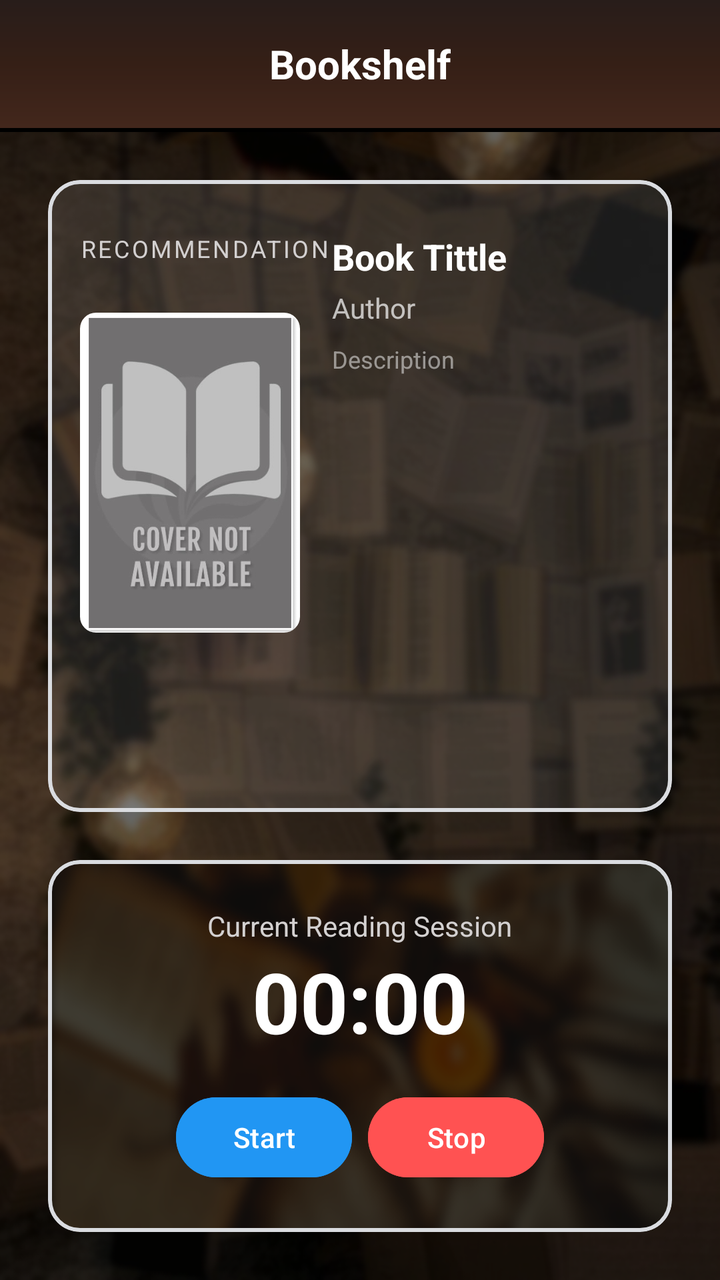
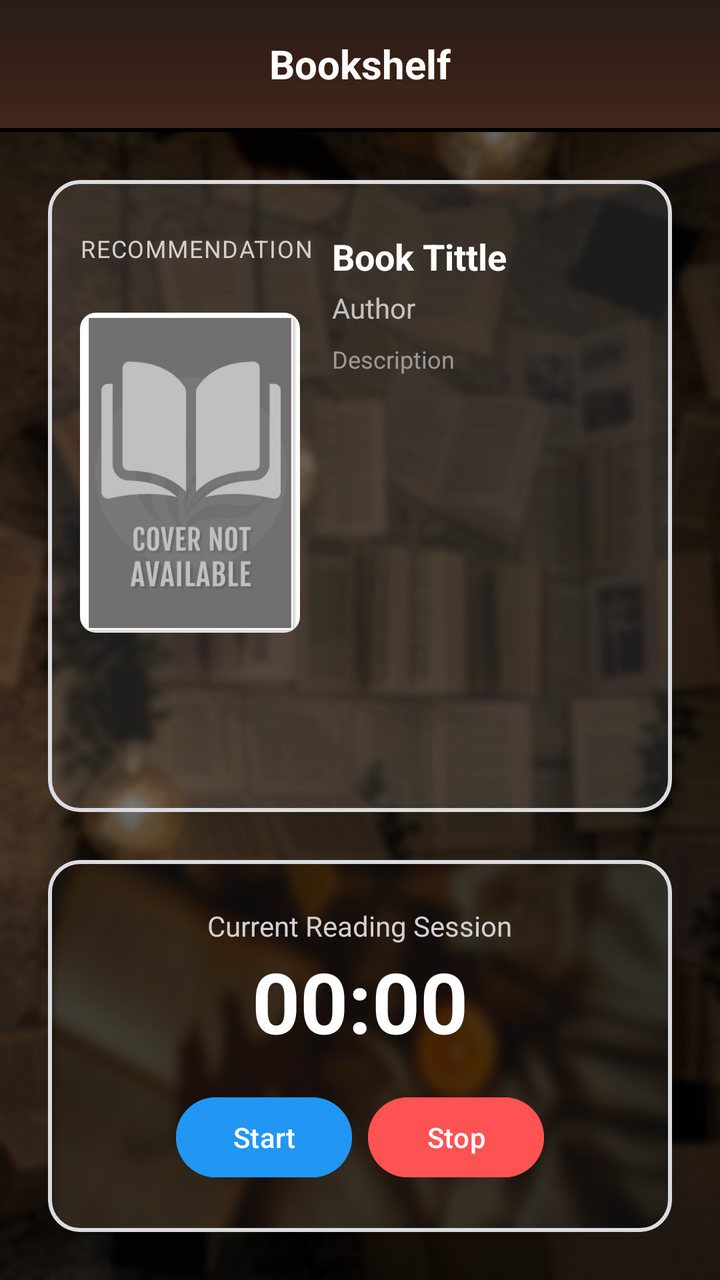

Two renders of the same Android screen: before a commit and after it. Below are the layout's source before the change and the commit's diff.
<!-- AndroidManifest.xml: application theme Theme.Bookshelf -->
<!-- res/layout/activity_menu.xml -->
<?xml version="1.0" encoding="utf-8"?>
<androidx.drawerlayout.widget.DrawerLayout
    xmlns:android="http://schemas.android.com/apk/res/android"
    xmlns:app="http://schemas.android.com/apk/res-auto"
    xmlns:tools="http://schemas.android.com/tools"
    android:id="@+id/drawer_layout"
    android:layout_width="match_parent"
    android:layout_height="match_parent">

    <androidx.constraintlayout.widget.ConstraintLayout
        android:layout_width="match_parent"
        android:layout_height="match_parent"
        android:background="@drawable/background">

        <androidx.appcompat.widget.Toolbar
            android:id="@+id/toolbar"
            android:layout_width="match_parent"
            android:layout_height="?attr/actionBarSize"
            android:background="@drawable/blurred_brown_gradient"
            app:layout_constraintTop_toTopOf="parent">
            <TextView
                android:layout_width="wrap_content"
                android:layout_height="wrap_content"
                android:layout_gravity="center"
                android:text="Bookshelf"
                android:textColor="@color/white"
                android:textSize="20sp"
                android:textStyle="bold" />
        </androidx.appcompat.widget.Toolbar>

        <View
            android:id="@+id/toolbar_line"
            android:layout_width="match_parent"
            android:layout_height="2dp"
            android:background="@color/black"
            app:layout_constraintTop_toBottomOf="@id/toolbar" />

        <com.google.android.material.card.MaterialCardView
            android:id="@+id/recommendationCard"
            android:layout_width="0dp"
            android:layout_height="0dp"
            android:layout_margin="24dp"
            app:cardBackgroundColor="#1AFFFFFF"
            app:cardCornerRadius="16dp"
            app:strokeColor="@color/stroke"
            app:strokeWidth="2dp"
            app:layout_constraintTop_toBottomOf="@id/toolbar_line"
            app:layout_constraintBottom_toTopOf="@+id/timerCard"
            app:layout_constraintStart_toStartOf="parent"
            app:layout_constraintEnd_toEndOf="parent">

            <RelativeLayout
                android:layout_width="match_parent"
                android:layout_height="match_parent"
                android:padding="16dp">

                <TextView
                    android:id="@+id/tvRecommendationHeader"
                    android:layout_width="wrap_content"
                    android:layout_height="wrap_content"
                    android:layout_alignParentTop="true"
                    android:layout_marginTop="10dp"
                    android:letterSpacing="0.1"
                    android:text="Recommendation"
                    android:textAllCaps="true"
                    android:textColor="@color/white_grey"
                    android:textSize="12sp" />

                <com.google.android.material.imageview.ShapeableImageView
                    android:id="@+id/imgRecommendedBook"
                    android:layout_width="110dp"
                    android:layout_height="160dp"
                    android:layout_below="@+id/tvRecommendationHeader"
                    android:layout_marginTop="24dp"
                    android:scaleType="centerCrop"
                    android:src="@drawable/no_cover_available"
                    app:shapeAppearanceOverlay="@style/RoundedCornersImage" />

                <LinearLayout
                    android:layout_width="match_parent"
                    android:layout_height="match_parent"
                    android:layout_alignParentTop="true"
                    android:layout_marginStart="16dp"
                    android:layout_marginTop="10dp"
                    android:layout_toEndOf="@id/imgRecommendedBook"
                    android:orientation="vertical">

                    <TextView
                        android:id="@+id/tvRecommendedTitle"
                        android:layout_width="match_parent"
                        android:layout_height="wrap_content"
                        android:ellipsize="end"
                        android:maxLines="2"
                        android:text="Book Tittle"
                        android:textColor="@color/white"
                        android:textSize="18sp"
                        android:textStyle="bold" />

                    <TextView
                        android:id="@+id/tvRecommendedAuthor"
                        android:layout_width="match_parent"
                        android:layout_height="wrap_content"
                        android:layout_marginTop="4dp"
                        android:text="Author"
                        android:textColor="#B3FFFFFF"
                        android:textSize="14sp" />

                    <TextView
                        android:id="@+id/tvRecommendedDescription"
                        android:layout_width="match_parent"
                        android:layout_height="match_parent"
                        android:layout_marginTop="8dp"
                        android:ellipsize="end"
                        android:gravity="top"
                        android:text="Description"
                        android:textColor="#80FFFFFF"
                        android:textSize="12sp" />
                </LinearLayout>
            </RelativeLayout>
        </com.google.android.material.card.MaterialCardView>

        <com.google.android.material.card.MaterialCardView
            android:id="@+id/timerCard"
            android:layout_width="0dp"
            android:layout_height="wrap_content"
            android:layout_margin="24dp"
            app:cardBackgroundColor="#1AFFFFFF"
            app:cardCornerRadius="16dp"
            app:strokeColor="@color/stroke"
            app:strokeWidth="2dp"
            app:layout_constraintBottom_toBottomOf="parent"
            app:layout_constraintEnd_toEndOf="parent"
            app:layout_constraintStart_toStartOf="parent">

            <LinearLayout
                android:layout_width="match_parent"
                android:layout_height="186dp"
                android:background="@drawable/cozy"
                android:gravity="center"
                android:orientation="vertical"
                android:padding="20dp">
                <TextView
                    android:layout_width="wrap_content"
                    android:layout_height="wrap_content"
                    android:text="Current Reading Session"
                    android:textColor="@color/white_grey"
                    android:textSize="14sp" />

                <Chronometer
                    android:id="@+id/readingChronometer"
                    android:layout_width="wrap_content"
                    android:layout_height="wrap_content"
                    android:textColor="#FFFFFF"
                    android:textSize="42sp"
                    android:textStyle="bold" />

                <LinearLayout
                    android:layout_width="wrap_content"
                    android:layout_height="wrap_content"
                    android:layout_marginTop="16dp"
                    android:orientation="horizontal">

                    <com.google.android.material.button.MaterialButton
                        android:id="@+id/btnStartTimer"
                        android:layout_width="wrap_content"
                        android:layout_height="wrap_content"
                        android:layout_marginEnd="8dp"
                        android:backgroundTint="@color/button_blue"
                        android:text="Start"
                        app:cornerRadius="20dp" />

                    <com.google.android.material.button.MaterialButton
                        android:id="@+id/btnStopTimer"
                        android:layout_width="wrap_content"
                        android:layout_height="wrap_content"
                        android:backgroundTint="#FF5252"
                        android:text="Stop"
                        app:cornerRadius="20dp" />
                </LinearLayout>
            </LinearLayout>
        </com.google.android.material.card.MaterialCardView>

    </androidx.constraintlayout.widget.ConstraintLayout>
    <com.google.android.material.navigation.NavigationView
        android:id="@+id/nav_view"
        android:layout_width="wrap_content"
        android:layout_height="match_parent"
        android:layout_gravity="start"

        android:background="@color/grey"

        app:headerLayout="@layout/nav_header"
        app:menu="@menu/drawer_menu"

        app:itemTextColor="@color/white"
        app:itemIconTint="@color/white" />

</androidx.drawerlayout.widget.DrawerLayout>
<!-- res/layout/nav_header.xml (included above) -->
<?xml version="1.0" encoding="utf-8"?>
<LinearLayout xmlns:android="http://schemas.android.com/apk/res/android"
    android:layout_width="match_parent"
    android:layout_height="110dp"
    android:background="@drawable/blurred_brown_gradient"
    android:gravity="bottom"
    android:orientation="vertical"
    android:padding="16dp"
    android:theme="@style/ThemeOverlay.AppCompat.Light"
    >



    <TextView
        android:id="@+id/nav_user_name"
        android:layout_width="match_parent"
        android:layout_height="wrap_content"
        android:text="Real Name"
        android:textColor="@color/white"
        android:textSize="16sp"
        android:textStyle="bold" />

    <TextView
        android:id="@+id/nav_user_handle"
        android:layout_width="match_parent"
        android:layout_height="wrap_content"
        android:text="username"
        android:textColor="#DDDDDD"
        android:textSize="14sp" />

    <TextView
        android:id="@+id/nav_user_email"
        android:layout_width="match_parent"
        android:layout_height="wrap_content"
        android:text="user@example.com"
        android:textColor="@color/white"
        android:textSize="14sp" />

</LinearLayout>
<!-- resources referenced by this layout -->
<resources>
  <color name="black">#FF000000</color>
  <color name="button_blue">#2196f3</color>
  <color name="grey">#575757</color>
  <color name="stroke">#DADCE0</color>
  <color name="white">#FFFFFFFF</color>
  <color name="white_grey">#D3D0D0</color>
  <!-- drawable background: png bitmap (drawable, 415359 bytes) -->
  <!-- drawable blurred_brown_gradient (drawable) -->
  <?xml version="1.0" encoding="utf-8"?>
  
  <shape xmlns:android="http://schemas.android.com/apk/res/android"
      android:shape="rectangle">
      <gradient
          android:type="linear"
          android:angle="270"
          android:gradientRadius="600dp"
          android:startColor="#281D1A"
          android:centerColor="#351F16"
          android:endColor="#43271C" />
  </shape>
  <!-- drawable cozy: png bitmap (drawable, 128358 bytes) -->
  <!-- drawable no_cover_available: jpg bitmap (drawable, 29199 bytes) -->
  <style name="RoundedCornersImage">
          <item name="cornerSize">8dp</item>
      </style>
  <style name="Theme.Bookshelf" parent="Base.Theme.Bookshelf">
          <item name="android:windowLayoutInDisplayCutoutMode" tools:targetApi="p">never</item>
      </style>
  <style name="Base.Theme.Bookshelf" parent="Theme.Material3.DayNight.NoActionBar">
          
          <item name="android:statusBarColor" tools:targetApi="l">@color/black</item>
          <item name="android:windowLightStatusBar">true</item>
          
      </style>
</resources>

<!-- the commit's change to res/layout/activity_menu.xml (unified diff, before → after) -->
@@ -60,7 +60,7 @@
                     android:layout_height="wrap_content"
                     android:layout_alignParentTop="true"
                     android:layout_marginTop="10dp"
-                    android:letterSpacing="0.1"
+                    android:letterSpacing="0.05"
                     android:text="Recommendation"
                     android:textAllCaps="true"
                     android:textColor="@color/white_grey"
